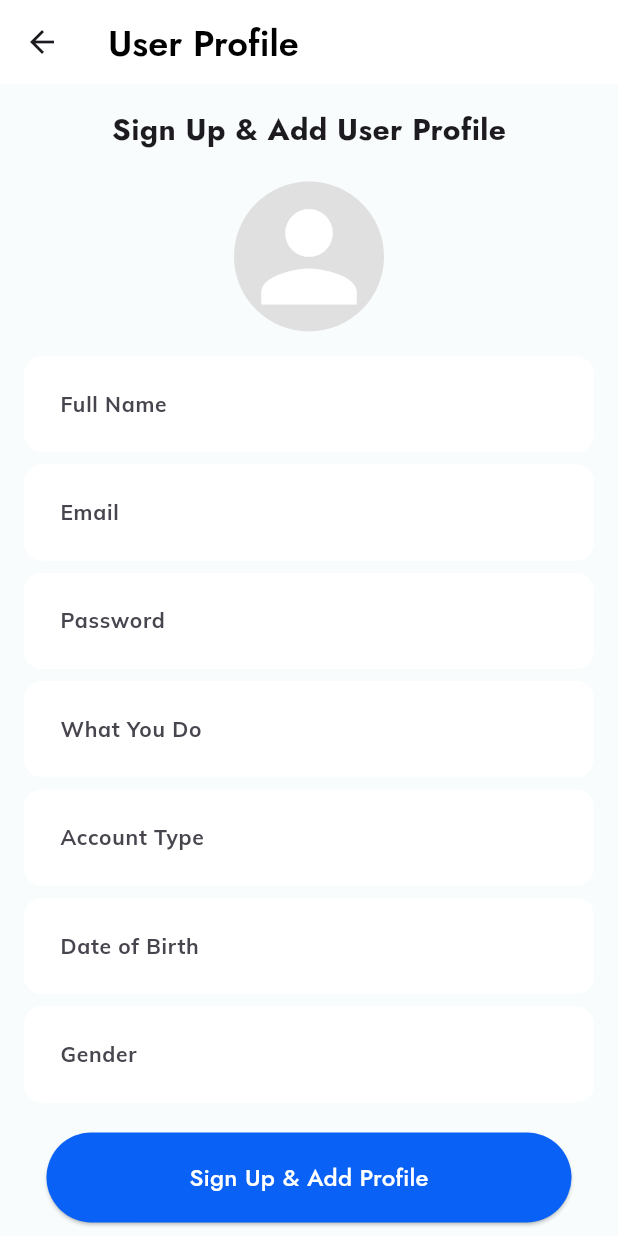
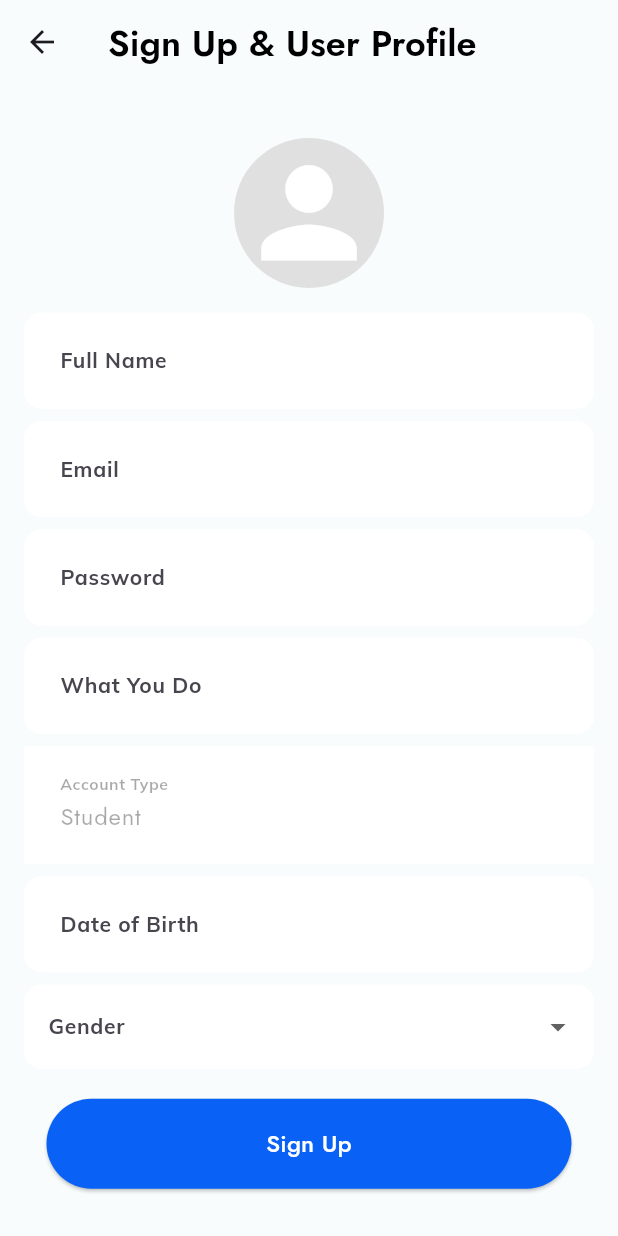
Before and after one commit to Learnathon-By-Geeky-Solutions/ode-to-code, a Flutter app: the CustomScaffold screen opened directly, after a tap on an icon or button, on a phone screen of 412 x 824 dp. Run offline on Flutter 3.47's test engine with Material 3 defaults, Android fonts, the light colour scheme and no system bars; our stand-ins replace carousel_slider, flutter_svg, get, google_fonts, image_picker, pin_code_fields and 5 more; accounts and stored records are empty.

Commit message:
UI Update

```diff
--- a/edu_bridge_app/lib/user_app.dart
+++ b/edu_bridge_app/lib/user_app.dart
@@ -5,7 +5,7 @@ import 'package:edu_bridge_app/view/auth/sign_in/Sign_In_view.dart';
 import 'package:edu_bridge_app/view/auth/splash_view.dart';
 import 'package:edu_bridge_app/view/home/home_view.dart';
 import 'package:edu_bridge_app/view/on_boarding/on_boarding.dart';
-import 'package:edu_bridge_app/view/user/add_user.dart';
+import 'package:edu_bridge_app/view/user/user_profile_view.dart';
 import 'package:edu_bridge_app/view/user/user_view.dart';
 import 'package:flutter/material.dart';
 import 'package:get/get.dart';
--- a/edu_bridge_app/lib/utils/custom_scaffold.dart
+++ b/edu_bridge_app/lib/utils/custom_scaffold.dart
@@ -1,6 +1,6 @@
 import 'package:edu_bridge_app/resources/export.dart';
 import 'package:edu_bridge_app/view/auth/sign_in/Sign_In_view.dart';
-import 'package:edu_bridge_app/view/user/add_user.dart';
+import 'package:edu_bridge_app/view/user/user_profile_view.dart';
 import 'package:edu_bridge_app/view/user/user_view.dart';
 import 'package:edu_bridge_app/view_model/user_controller.dart';
 import 'package:google_fonts/google_fonts.dart';
@@ -32,7 +32,7 @@ class CustomScaffold extends StatelessWidget {
 
   AppBar _buildAppBar() {
     return AppBar(
-      backgroundColor: AppColors.white,
+      backgroundColor: AppColors.bg,
       title: GetBuilder<UserController>(builder: (controller) {
         return InkWell(
           onTap: () =>
--- a/edu_bridge_app/lib/utils/custom_text_field.dart
+++ b/edu_bridge_app/lib/utils/custom_text_field.dart
@@ -9,6 +9,7 @@ class CustomTextFormField extends StatelessWidget {
   final bool readOnly;
   final IconData? prefixIcon;
   final IconData? suffixIcon;
+  final bool? enabled;
 
   const CustomTextFormField({
     super.key,
@@ -19,7 +20,8 @@ class CustomTextFormField extends StatelessWidget {
     this.onTap,
     this.readOnly = false,
     this.prefixIcon,
-    this.suffixIcon, // Initialize optional icon
+    this.suffixIcon,
+    this.enabled, // Add enabled parameter
   });
 
   @override
@@ -30,12 +32,14 @@ class CustomTextFormField extends StatelessWidget {
       controller: controller,
       readOnly: readOnly,
       onTap: onTap,
+      enabled: enabled ?? true, // Use provided value or default to true
       decoration: InputDecoration(
         labelText: labelText,
         contentPadding:
             const EdgeInsets.symmetric(horizontal: 20, vertical: 20),
         prefixIcon: prefixIcon != null ? Icon(prefixIcon) : null,
         suffixIcon: suffixIcon != null ? Icon(prefixIcon) : null,
+        border: InputBorder.none,
       ),
     );
   }
--- a/edu_bridge_app/lib/view/auth/sign_in/widget/sign_up_text_button=.dart
+++ b/edu_bridge_app/lib/view/auth/sign_in/widget/sign_up_text_button=.dart
@@ -1,5 +1,6 @@
 import 'package:edu_bridge_app/resources/export.dart';
 import 'package:edu_bridge_app/view/auth/sign_up/sign_up_view.dart';
+import 'package:edu_bridge_app/view/user/user_profile_view.dart';
 
 class SignUpTextButton extends StatelessWidget {
   const SignUpTextButton({super.key});
@@ -19,7 +20,7 @@ class SignUpTextButton extends StatelessWidget {
             text: 'Sign Up',
             style: TextStyle(color: AppColors.themeColor),
             recognizer: TapGestureRecognizer()
-              ..onTap = () => Get.to(() => SignUpView()),
+              ..onTap = () => Get.to(() => UserProfileView()),
           ),
         ],
       ),
--- a/edu_bridge_app/lib/view/home/chapters/chapters_view.dart
+++ b/edu_bridge_app/lib/view/home/chapters/chapters_view.dart
@@ -36,8 +36,8 @@ class _ChaptersViewState extends State<ChaptersView> {
           name: widget.subjectName,
           body: controller.inProgress
               ? const Center(child: CircularProgressIndicator())
-              : controller.errorMessage != null
-                  ? Center(child: Text(controller.errorMessage!))
+              : controller.chapters.isEmpty
+                  ? const Center(child: Text("No content available"))
                   : Column(
                       children: [
                         Expanded(
--- a/edu_bridge_app/lib/view/home/popular_courses/popular_courses_view.dart
+++ b/edu_bridge_app/lib/view/home/popular_courses/popular_courses_view.dart
@@ -34,7 +34,11 @@ class PopularCoursesView extends StatelessWidget {
           }
 
           // If courses are fetched, display them in a list
-          return Column(
+          return controller.inProgress
+              ? const Center(child: CircularProgressIndicator())
+              : controller.popularCourses.isEmpty
+                  ? const Center(child: Text("No content available"))
+                  : Column(
                       children: [
                         Expanded(
                           child: ListView.builder(
--- a/edu_bridge_app/lib/view/home/widget/category_section.dart
+++ b/edu_bridge_app/lib/view/home/widget/category_section.dart
@@ -9,7 +9,7 @@ class CategoriesSection extends StatelessWidget {
 
   @override
   Widget build(BuildContext context) {
-    return Container(
+    return SizedBox(
       height: 14.h,
       child: Column(
         crossAxisAlignment: CrossAxisAlignment.start,
@@ -23,7 +23,7 @@ class CategoriesSection extends StatelessWidget {
 
   Widget _header() {
     return Padding(
-      padding: const EdgeInsets.only(left: 16, right: 16),
+      padding: const EdgeInsets.only(left: 8, right: 8),
       child: Row(
         mainAxisAlignment: MainAxisAlignment.spaceBetween,
         children: [
--- a/edu_bridge_app/lib/view/user/add_user.dart
+++ b/edu_bridge_app/lib/view/user/user_profile_view.dart
@@ -25,7 +25,8 @@ class _UserProfileViewState extends State<UserProfileView> {
   final TextEditingController passwordController =
       TextEditingController(); // Add password field
   final TextEditingController whatYouDoController = TextEditingController();
-  final TextEditingController accountTypeController = TextEditingController();
+  final TextEditingController accountTypeController =
+      TextEditingController(text: 'Student'); // Set default value
   final TextEditingController dateOfBirthController = TextEditingController();
   final TextEditingController genderController = TextEditingController();
   final TextEditingController fetchEmailController = TextEditingController();
@@ -35,17 +36,13 @@ class _UserProfileViewState extends State<UserProfileView> {
   @override
   Widget build(BuildContext context) {
     return CustomScaffold(
-      name: 'User Profile',
+      name: 'Sign Up & User Profile',
       body: SingleChildScrollView(
         child: Padding(
           padding: const EdgeInsets.all(16.0),
           child: Column(
             crossAxisAlignment: CrossAxisAlignment.center,
             children: [
-              Text(
-                'Sign Up & Add User Profile',
-                style: TextStyle(fontSize: 20, fontWeight: FontWeight.bold),
-              ),
               SizedBox(height: 20),
               // Profile Image Picker
               GetBuilder<UserProfileController>(
@@ -93,12 +90,31 @@ class _UserProfileViewState extends State<UserProfileView> {
               CustomTextFormField(
                 labelText: 'Email',
                 controller: emailController,
+                validator: (value) {
+                  if (value == null || value.isEmpty) {
+                    return 'Please enter your email';
+                  }
+                  if (!RegExp(r'^[\w-\.]+@([\w-]+\.)+[\w-]{2,4}$')
+                      .hasMatch(value)) {
+                    return 'Please enter a valid email';
+                  }
+                  return null;
+                },
               ),
               SizedBox(height: 1.h),
               CustomTextFormField(
                 labelText: 'Password',
                 controller: passwordController,
                 obscureText: true, // Hide password input
+                validator: (value) {
+                  if (value == null || value.isEmpty) {
+                    return 'Please enter your password';
+                  }
+                  if (value.length < 6) {
+                    return 'Password must be at least 6 characters';
+                  }
+                  return null;
+                },
               ),
               SizedBox(height: 1.h),
               CustomTextFormField(
@@ -109,18 +125,56 @@ class _UserProfileViewState extends State<UserProfileView> {
               CustomTextFormField(
                 labelText: 'Account Type',
                 controller: accountTypeController,
+                enabled: false, // Disable editing
               ),
               SizedBox(height: 1.h),
-              CustomTextFormField(
-                labelText: 'Date of Birth',
-                controller: dateOfBirthController,
+              // Date of Birth Picker
+              InkWell(
+                onTap: () async {
+                  final selectedDate = await showDatePicker(
+                    context: context,
+                    initialDate: DateTime.now(),
+                    firstDate: DateTime(1900),
+                    lastDate: DateTime.now(),
+                  );
+                  if (selectedDate != null) {
+                    dateOfBirthController.text =
+                        "${selectedDate.toLocal()}".split(' ')[0];
+                  }
+                },
+                child: IgnorePointer(
+                  child: CustomTextFormField(
+                    labelText: 'Date of Birth',
+                    controller: dateOfBirthController,
+                  ),
+                ),
               ),
               SizedBox(height: 1.h),
-              CustomTextFormField(
-                labelText: 'Gender',
-                controller: genderController,
+              // Gender Dropdown
+              DropdownButtonFormField<String>(
+                value: genderController.text.isEmpty
+                    ? null
+                    : genderController.text,
+                decoration: InputDecoration(
+                  labelText: 'Gender',
+                  border: OutlineInputBorder(),
+                ),
+                items: ['Male', 'Female'].map((String value) {
+                  return DropdownMenuItem<String>(
+                    value: value,
+                    child: Text(value),
+                  );
+                }).toList(),
+                onChanged: (value) {
+                  genderController.text = value!;
+                },
+                validator: (value) {
+                  if (value == null || value.isEmpty) {
+                    return 'Please select your gender';
+                  }
+                  return null;
+                },
               ),
-
               SizedBox(height: 20),
               // Sign Up & Add User Button
               GetBuilder<UserProfileController>(
@@ -137,7 +191,6 @@ class _UserProfileViewState extends State<UserProfileView> {
                                     emailController.text.isEmpty ||
                                     passwordController.text.isEmpty ||
                                     whatYouDoController.text.isEmpty ||
-                                    accountTypeController.text.isEmpty ||
                                     dateOfBirthController.text.isEmpty ||
                                     genderController.text.isEmpty ||
                                     profileController.profileImage == null) {
@@ -171,7 +224,6 @@ class _UserProfileViewState extends State<UserProfileView> {
                                     emailController.clear();
                                     passwordController.clear();
                                     whatYouDoController.clear();
-                                    accountTypeController.clear();
                                     dateOfBirthController.clear();
                                     genderController.clear();
                                     Get.snackbar("Success",
@@ -179,87 +231,10 @@ class _UserProfileViewState extends State<UserProfileView> {
                                   }
                                 }
                               },
-                              text: "Sign Up & Add Profile",
+                              text: "Sign Up",
                             );
                     },
                   );
-                },
-              ),
-              SizedBox(height: 20),
-              Divider(),
-              SizedBox(height: 20),
-              Text(
-                'Fetch User Profile',
-                style: TextStyle(fontSize: 20, fontWeight: FontWeight.bold),
-              ),
-              SizedBox(height: 20),
-              TextField(
-                controller: fetchEmailController,
-                decoration: InputDecoration(
-                  labelText: 'Email',
-                  border: OutlineInputBorder(),
-                ),
-              ),
-              SizedBox(height: 20),
-              // Fetch User Button
-              GetBuilder<UserProfileController>(
-                builder: (controller) {
-                  return controller.inProgress
-                      ? Center(child: CircularProgressIndicator())
-                      : ElevatedButton(
-                          onPressed: () async {
-                            final email = fetchEmailController.text;
-
-                            if (email.isEmpty) {
-                              Get.snackbar("Error", "Please enter email");
-                              return;
-                            }
-
-                            await controller.fetchUserProfile(email);
-                          },
-                          child: Text('Fetch User'),
-                        );
-                },
-              ),
-              SizedBox(height: 20),
-              // Display fetched user profile
-              GetBuilder<UserProfileController>(
-                builder: (controller) {
-                  if (controller.userProfile != null) {
-                    final profile = controller.userProfile!;
-                    return Column(
-                      crossAxisAlignment: CrossAxisAlignment.start,
-                      children: [
-                        if (profile.image != null)
-                          CircleAvatar(
-                            radius: 50,
-                            backgroundImage: NetworkImage(profile.image!),
-                          ),
-                        Text('Name: ${profile.name}',
-                            style: TextStyle(fontSize: 16)),
-                        Text('Email: ${profile.email}',
-                            style: TextStyle(fontSize: 16)),
-                        Text('What You Do: ${profile.whatYouDo}',
-                            style: TextStyle(fontSize: 16)),
-                        Text('Account Type: ${profile.accountType}',
-                            style: TextStyle(fontSize: 16)),
-                        Text('Date of Birth: ${profile.dateOfBirth}',
-                            style: TextStyle(fontSize: 16)),
-                        Text('Gender: ${profile.gender}',
-                            style: TextStyle(fontSize: 16)),
-                      ],
-                    );
-                  } else if (controller.errorMessage != null) {
-                    return Text(
-                      controller.errorMessage!,
-                      style: TextStyle(color: Colors.red),
-                    );
-                  } else {
-                    return Text(
-                      'No user profile found.',
-                      style: TextStyle(color: Colors.grey),
-                    );
-                  }
                 },
               ),
             ],
```
Also changed, not shown: edu_bridge_app/lib/view/home/categories/school/class_view.dart (+5 -4 lines), edu_bridge_app/lib/view/home/home_view.dart (+4 -3 lines), edu_bridge_app/lib/view/home/subjects/subjects_view.dart (+9 -8 lines), edu_bridge_app/lib/view/home/widget/all_categories.dart (+19 -3 lines), edu_bridge_app/lib/view/home/widget/custom_scaffold_home.dart (+21 -18 lines), edu_bridge_app/lib/view/home/widget/home_banner.dart (+35 -3 lines), edu_bridge_app/lib/view/home/widget/popular_courses.dart (+6 -6 lines), edu_bridge_app/lib/view/home/widget/top_mentors.dart (+15 -9 lines). Lines whose indentation alone changed are shown as unchanged.
